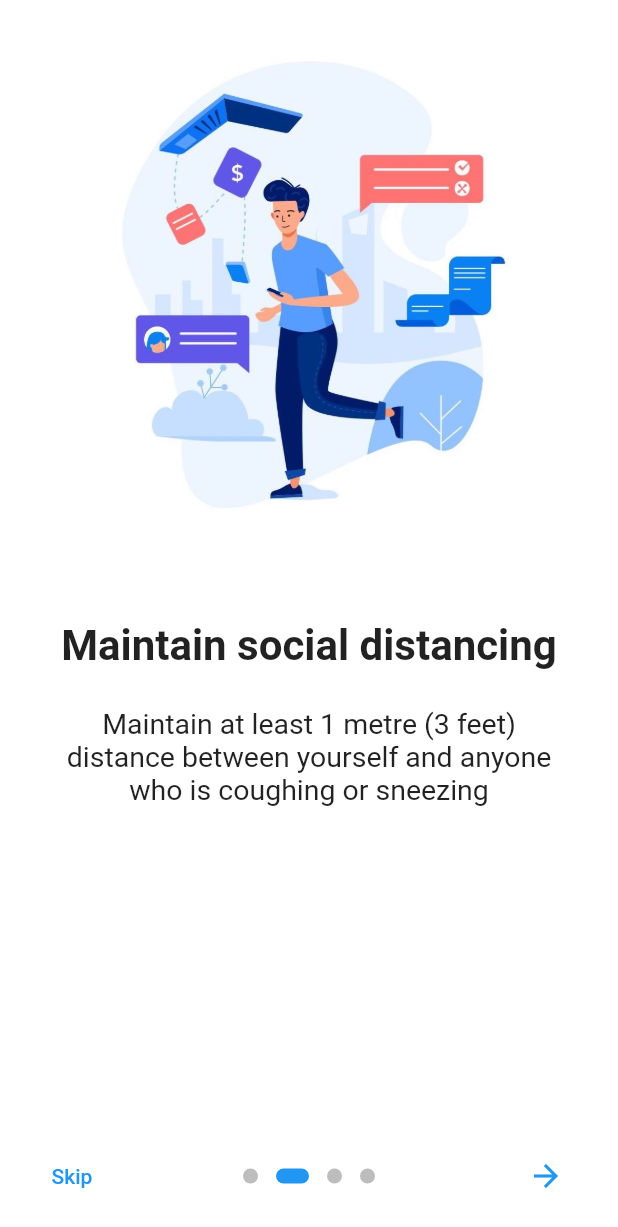
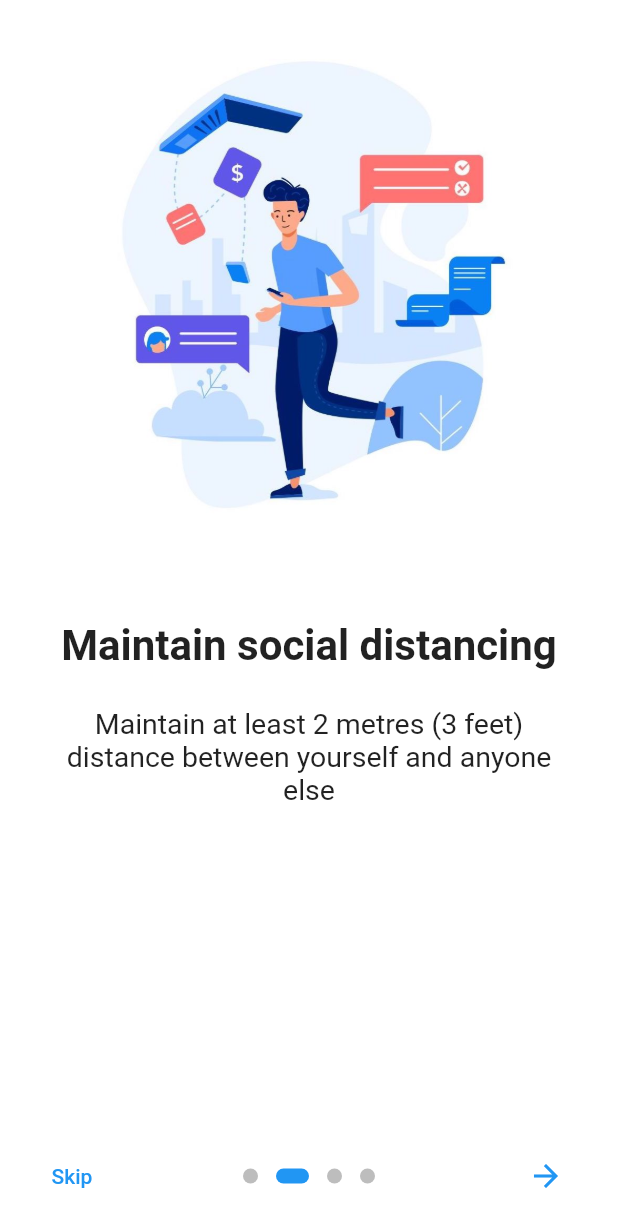
Before and after one commit to abender777/isolation_hero, a Flutter app: the screen it shows after launch, swiped to page 2, on a phone screen of 412 x 824 dp. Shown: the top 1227 px of the screen. Run offline on Flutter 3.47's test engine with Material 2 defaults, Android fonts, the phone set to English and light mode, and no system bars; drawn by our look-alikes of introduction_screen; our stand-ins replace equatable, get_it, logger, provider_architecture, responsive_builder.

Commit message:
update social distancing body

```diff
--- a/lib/views/introduction/introduction_mobile.dart
+++ b/lib/views/introduction/introduction_mobile.dart
@@ -49,7 +49,7 @@ class _IntroductionPageState extends State<_IntroductionMobile> {
         PageViewModel(
           title: "Maintain social distancing",
           body:
-              "Maintain at least 1 metre (3 feet) distance between yourself and anyone who is coughing or sneezing",
+              "Maintain at least 2 metres (3 feet) distance between yourself and anyone else",
           image: _buildImage('img2'),
           decoration: pageDecoration,
         ),
```
